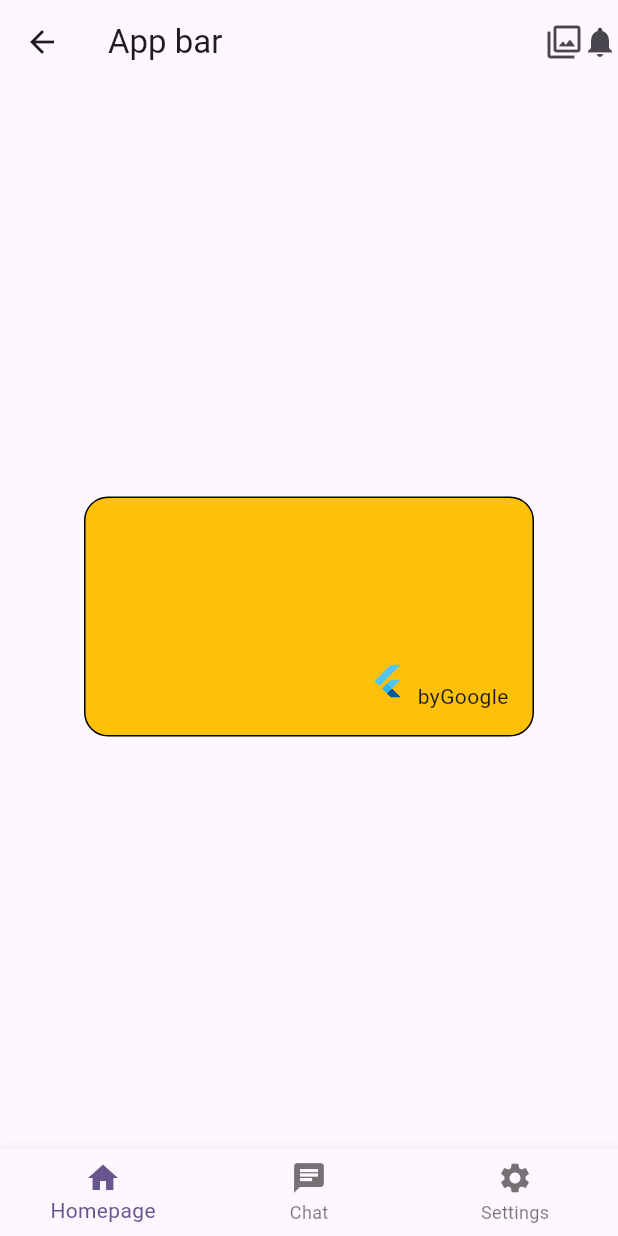
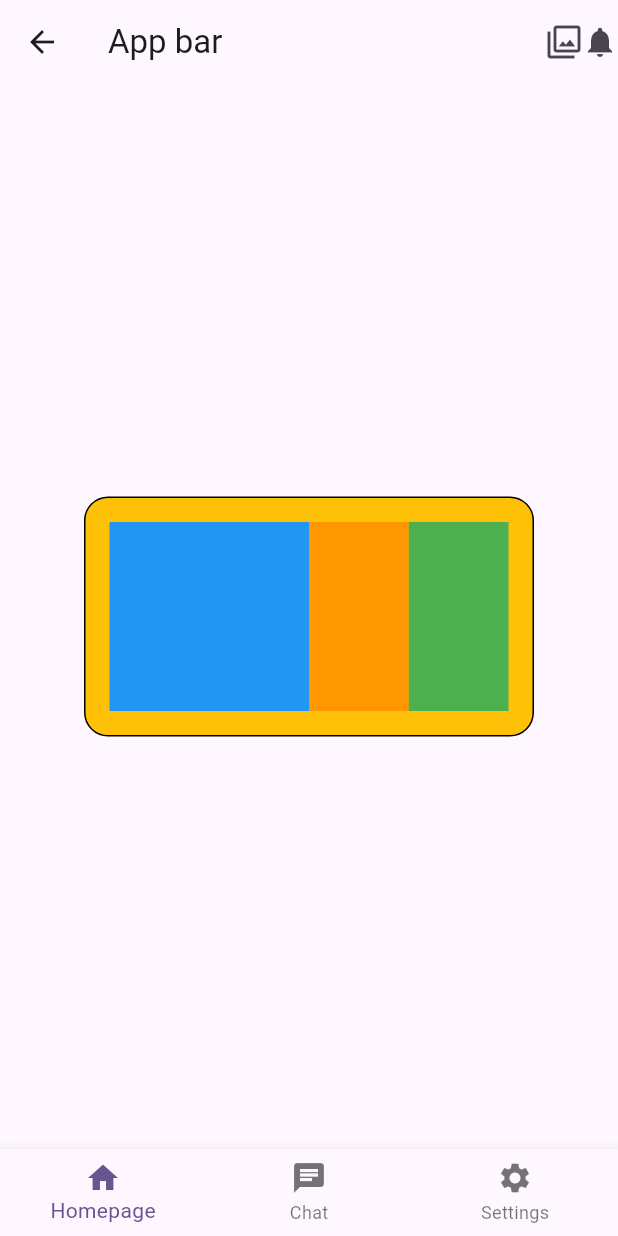
Before and after one commit to fradip12/darma-henwa-flutter, a Flutter app: the screen it shows after launch, on a phone screen of 412 x 824 dp. Run offline on Flutter 3.47's test engine with Material 3 defaults, Android fonts, the phone set to English and light mode, and no system bars.

Commit message:
session 3 : expanded

```diff
--- a/lib/pages/home_page.dart
+++ b/lib/pages/home_page.dart
@@ -27,16 +27,28 @@ class HomePage extends StatelessWidget {
               border: Border.all(),
               borderRadius: BorderRadius.circular(16),
             ),
-            child: const Row(
+            child: Row(
               mainAxisAlignment: MainAxisAlignment.end,
               crossAxisAlignment: CrossAxisAlignment.end,
               children: [
-                Padding(
-                  padding: EdgeInsets.all(8.0),
-                  child: FlutterLogo(),
+                Expanded(
+                  flex: 2,
+                  child: Container(
+                    color: Colors.blue,
+                  ),
                 ),
-                Text('by'),
-                Text('Google'),
+                Expanded(
+                  flex: 1,
+                  child: Container(
+                    color: Colors.orange,
+                  ),
+                ),
+                Expanded(
+                  flex: 1,
+                  child: Container(
+                    color: Colors.green,
+                  ),
+                ),
               ],
             ),
           ),
```
